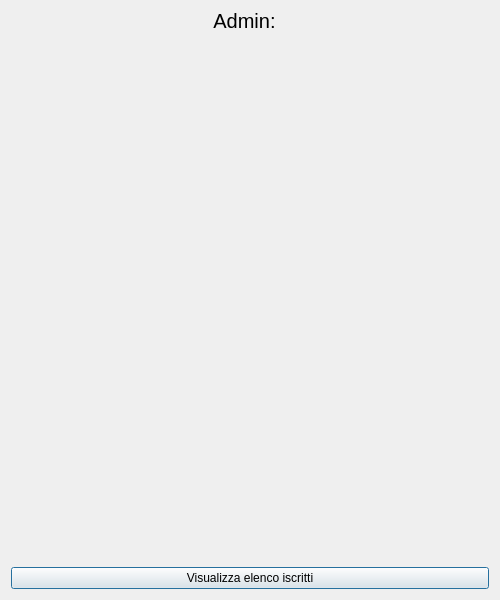
First picture: the form in loginadmin.ui, repository CammelloDK/Form-Iscrizione-Login_Qt, before the edit.
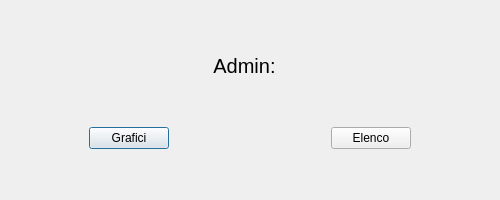
Second picture: the form after the edit.

Diff of the .ui file:
```diff
--- a/loginadmin.ui
+++ b/loginadmin.ui
@@ -7,7 +7,7 @@
     <x>0</x>
     <y>0</y>
     <width>500</width>
-    <height>600</height>
+    <height>200</height>
    </rect>
   </property>
   <property name="windowTitle">
@@ -21,7 +21,7 @@
        <property name="maximumSize">
         <size>
          <width>16777215</width>
-         <height>20</height>
+         <height>30</height>
         </size>
        </property>
        <property name="font">
@@ -38,21 +38,22 @@
       </widget>
      </item>
      <item>
-      <widget class="QFrame" name="piNumero">
-       <layout class="QHBoxLayout" name="horizontalLayout_3"/>
-      </widget>
-     </item>
-     <item>
-      <widget class="QFrame" name="piMF">
-       <layout class="QHBoxLayout" name="horizontalLayout_4"/>
-      </widget>
-     </item>
-     <item>
+      <layout class="QHBoxLayout" name="horizontalLayout">
+       <item alignment="Qt::AlignHCenter|Qt::AlignVCenter">
+        <widget class="QPushButton" name="btngotografici">
+         <property name="text">
+          <string>Grafici</string>
+         </property>
+        </widget>
+       </item>
+       <item alignment="Qt::AlignHCenter">
       <widget class="QPushButton" name="lblgotoelenco">
        <property name="text">
-        <string>Visualizza elenco iscritti</string>
-       </property>
-      </widget>
+          <string>Elenco</string>
+         </property>
+        </widget>
+       </item>
+      </layout>
      </item>
     </layout>
    </item>
```
Lines whose indentation alone changed are shown as unchanged.
